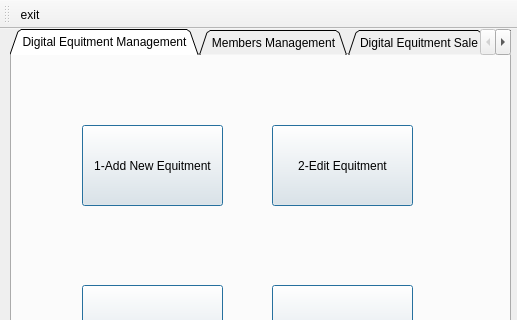
iam-Abol/Digital-Market-Manager-With-UI, file mainwindow.ui: the form before one commit; both pictures show x 0 to 517 and y 0 to 320 of the 517 by 488 pixel window.
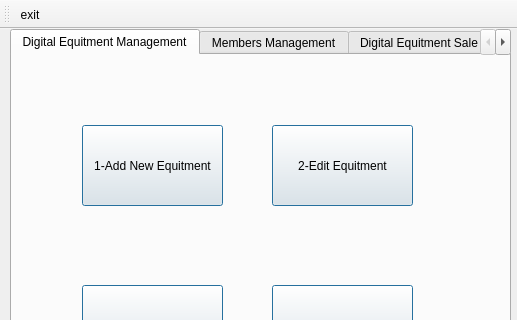
The form after the commit. Icons and pictures are not drawn.

Commit message: add new equitment form was created

Diff of the .ui file:
```diff
--- a/mainwindow.ui
+++ b/mainwindow.ui
@@ -46,7 +46,7 @@
      <string notr="true"/>
     </property>
     <property name="tabShape">
-     <enum>QTabWidget::Triangular</enum>
+     <enum>QTabWidget::Rounded</enum>
     </property>
     <property name="currentIndex">
      <number>0</number>
```
Left out of the diff: 6 changed lines with no effect on the pictures. The commit also changes 7 other files.
